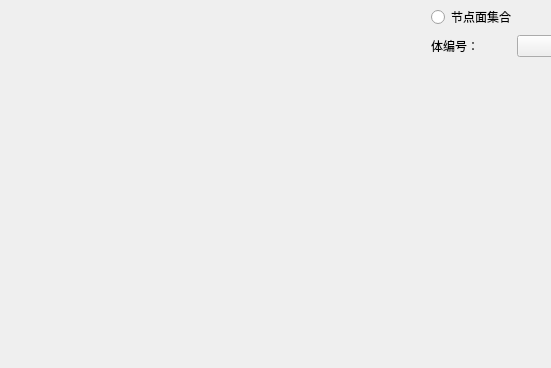
Before: the Qt Designer form vtkShower/vtkshower.ui in liuxq/vtkShower, drawn with Qt 5; both pictures show x 0 to 551 and y 147 to 515 of the 650 by 515 pixel window.
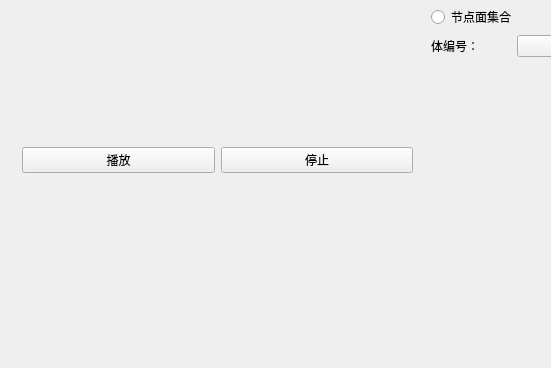
After: the same form once the commit is applied. Custom widgets are drawn as their Qt base class.

The edit to the form file:
```diff
--- a/vtkShower/vtkshower.ui
+++ b/vtkShower/vtkshower.ui
@@ -25,7 +25,31 @@
     </property>
     <layout class="QHBoxLayout" name="horizontalLayout">
      <item>
-      <widget class="QVTKWidget" name="qvtkWidget"/>
+      <layout class="QVBoxLayout" name="leftVerticalLayout">
+       <item>
+        <widget class="QVTKWidget" name="qvtkWidget"/>
+       </item>
+       <item>
+        <widget class="QWidget" name="playWidget" native="true">
+         <layout class="QHBoxLayout" name="horizontalLayout_3">
+          <item>
+           <widget class="QPushButton" name="pushButtonPlay">
+            <property name="text">
+             <string>播放</string>
+            </property>
+           </widget>
+          </item>
+          <item>
+           <widget class="QPushButton" name="pushButton_2">
+            <property name="text">
+             <string>停止</string>
+            </property>
+           </widget>
+          </item>
+         </layout>
+        </widget>
+       </item>
+      </layout>
      </item>
      <item alignment="Qt::AlignTop">
       <widget class="QWidget" name="right_widget" native="true">
```
